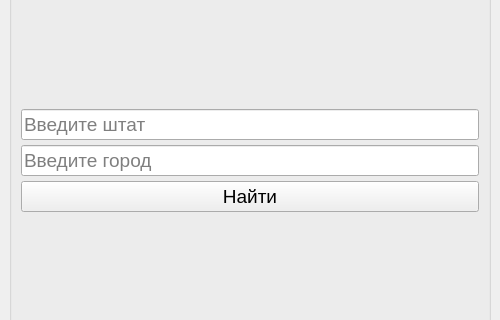
novobranchenko-danil/124-19, file advanced/practice_7_GUI/resources/ui/search_by_city_state.ui: the form before one commit; both pictures show x 0 to 500 and y 223 to 543 of the 500 by 754 pixel window.
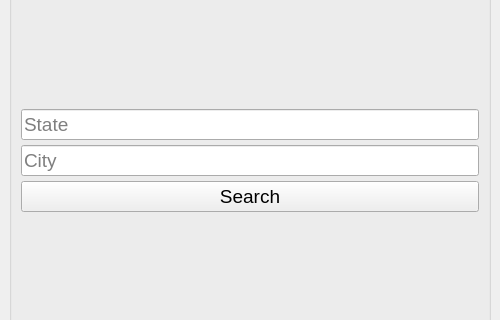
The form after the commit.

The edit to the form file:
```diff
--- a/advanced/practice_7_GUI/resources/ui/search_by_city_state.ui
+++ b/advanced/practice_7_GUI/resources/ui/search_by_city_state.ui
@@ -123,21 +123,21 @@
        <item>
         <widget class="QLineEdit" name="state_input">
          <property name="placeholderText">
-          <string>Введите штат</string>
+          <string>State</string>
          </property>
         </widget>
        </item>
        <item>
         <widget class="QLineEdit" name="city_input">
          <property name="placeholderText">
-          <string>Введите город</string>
+          <string>City</string>
          </property>
         </widget>
        </item>
        <item>
         <widget class="QPushButton" name="search_button">
          <property name="text">
-          <string>Найти</string>
+          <string>Search</string>
          </property>
         </widget>
        </item>
```
